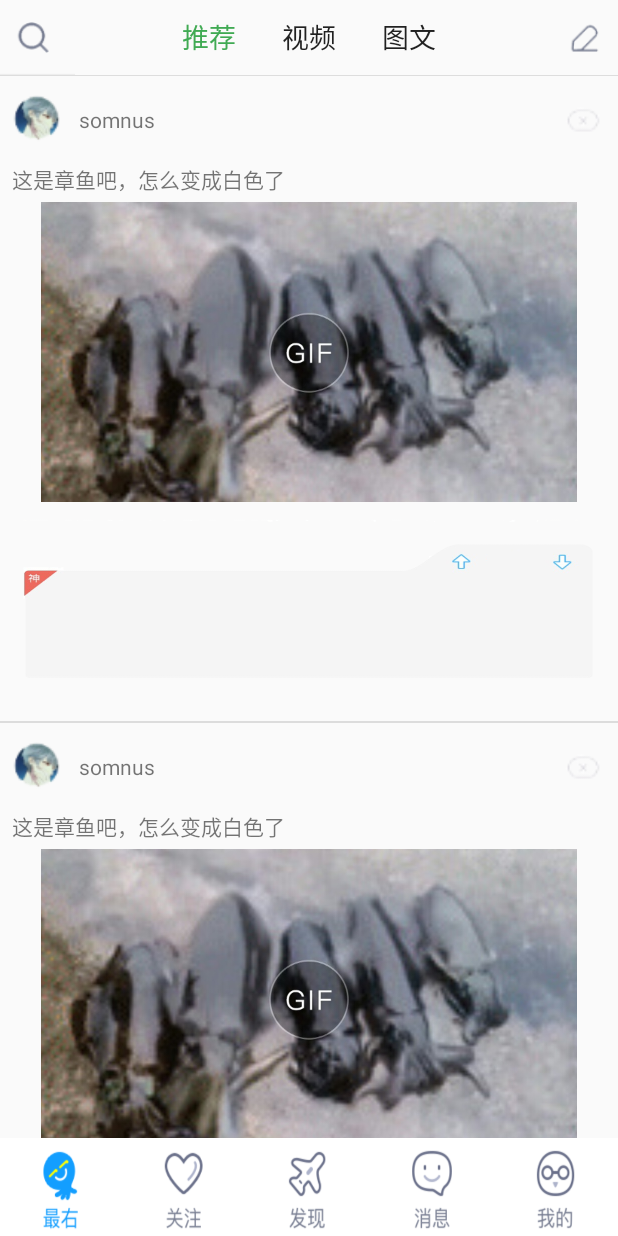
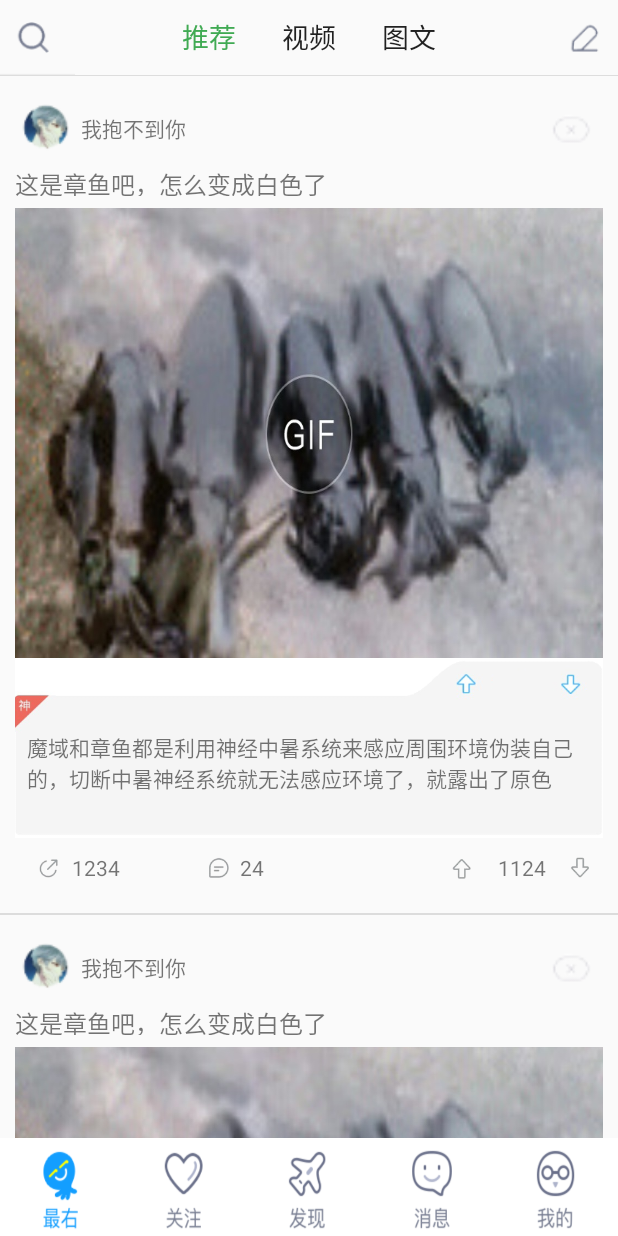
Before and after one commit to somnus-sir/BestRight_1, an Android app: the screen it shows after launch (MainActivity), on a phone screen of 412 x 824 dp. Run offline under Robolectric (Android 15) with nearby library versions, the phone set to English and light mode, and no system bars; libraries missing offline, so code that uses them is left out: com.readystatesoftware.systembartint.

Commit message:
finish item_f11_contains.xml

```diff
--- a/app/src/main/java/com/example/administrator/bestright/fragment/fragment_f1/F1_1_Recommend.java
+++ b/app/src/main/java/com/example/administrator/bestright/fragment/fragment_f1/F1_1_Recommend.java
@@ -16,6 +16,9 @@ import com.example.administrator.bestright.R;
 
 /**
  * Created by Administrator on 2017/6/10 0010.
+ *
+ * 获取数据，填充数据到相应的位置。
+ *
  */
 
 public class F1_1_Recommend extends Fragment {
@@ -33,7 +36,6 @@ public class F1_1_Recommend extends Fragment {
     }
 
     class lvAdapter extends BaseAdapter{
-
         @Override
         public int getCount() {
             return 10;
@@ -56,8 +58,6 @@ public class F1_1_Recommend extends Fragment {
             }
             return convertView;
         }
-
-
     }
 
     public static class ViewHolder{
--- a/app/src/main/res/layout/item_f11_contains.xml
+++ b/app/src/main/res/layout/item_f11_contains.xml
@@ -3,10 +3,9 @@
     android:layout_width="match_parent"
     android:layout_height="match_parent"
     android:orientation="vertical"
-    android:padding="4dp">
+    android:padding="10dp">
 
     <RelativeLayout
-
         android:layout_width="match_parent"
         android:layout_height="50dp">
 
@@ -18,17 +17,18 @@
             android:src="@mipmap/icon" />
 
         <TextView
-            android:layout_width="60dp"
+            android:layout_width="wrap_content"
             android:layout_height="30dp"
             android:layout_centerVertical="true"
             android:layout_margin="4dp"
+            android:textSize="14sp"
             android:layout_toRightOf="@+id/iv_f11_icon"
             android:gravity="center"
-            android:text="somnus" />
+            android:text="我抱不到你" />
 
         <ImageView
-            android:layout_width="26dp"
-            android:layout_height="26dp"
+            android:layout_width="30dp"
+            android:layout_height="30dp"
             android:layout_alignParentRight="true"
             android:layout_centerVertical="true"
             android:layout_margin="6dp"
@@ -38,21 +38,89 @@
     <TextView
         android:layout_width="match_parent"
         android:layout_height="20dp"
-        android:layout_margin="4dp"
         android:text="这是章鱼吧，怎么变成白色了"
-        android:textSize="14sp" />
+        android:textSize="16sp" />
 
 
     <ImageView
         android:id="@+id/imageView"
+        android:layout_marginTop="8dp"
         android:layout_width="match_parent"
-        android:layout_height="200dp"
-        android:layout_margin="2dp"
+        android:layout_height="wrap_content"
+        android:scaleType="fitXY"
         android:src="@mipmap/p_test" />
 
     <RelativeLayout
         android:layout_width="match_parent"
-        android:layout_height="140dp"
-        android:background="@mipmap/p_bg_god"></RelativeLayout>
+        android:layout_height="120dp">
+
+        <ImageView
+            android:scaleType="fitXY"
+            android:layout_width="match_parent"
+            android:layout_height="match_parent"
+            android:src="@mipmap/p_bg_god1" />
+
+        <TextView
+            android:layout_width="match_parent"
+            android:layout_height="100dp"
+            android:layout_alignParentBottom="true"
+            android:layout_centerVertical="true"
+            android:layout_marginLeft="8dp"
+            android:layout_marginRight="8dp"
+            android:gravity="center_vertical"
+            android:text="魔域和章鱼都是利用神经中暑系统来感应周围环境伪装自己的，切断中暑神经系统就无法感应环境了，就露出了原色" />
+    </RelativeLayout>
+
+    <LinearLayout
+        android:layout_width="match_parent"
+        android:orientation="horizontal"
+        android:layout_height="40dp">
+        <ImageView
+            android:layout_marginLeft="8dp"
+            android:layout_width="30dp"
+            android:layout_height="30dp"
+            android:layout_gravity="center_vertical"
+            android:src="@mipmap/p_zhuanfa_bottom"/>
+        <TextView
+            android:layout_width="wrap_content"
+            android:layout_height="match_parent"
+            android:gravity="center_vertical"
+            android:text="1234"/>
+
+        <ImageView
+            android:layout_marginLeft="50dp"
+            android:layout_width="30dp"
+            android:layout_height="30dp"
+            android:layout_gravity="center_vertical"
+            android:src="@mipmap/p_message_bottom"/>
+        <TextView
+            android:layout_width="0dp"
+            android:layout_weight="1"
+            android:layout_height="match_parent"
+            android:gravity="center_vertical"
+            android:text="24"/>
+
+        <ImageView
+            android:layout_marginLeft="50dp"
+            android:layout_width="30dp"
+            android:layout_height="30dp"
+            android:layout_gravity="center_vertical"
+            android:src="@mipmap/p_up_bottom"/>
+
+        <TextView
+            android:layout_margin="8dp"
+            android:layout_width="wrap_content"
+            android:layout_height="match_parent"
+            android:gravity="center_vertical"
+            android:text="1124"/>
+
+
+        <ImageView
+            android:layout_width="30dp"
+            android:layout_height="30dp"
+            android:layout_gravity="center_vertical"
+            android:src="@mipmap/p_bottom_bottom"/>
+
+    </LinearLayout>
 
 </LinearLayout>
```
Also changed, not shown: app/src/main/res/mipmap-xhdpi/p_bg_god1.png (added), app/src/main/res/mipmap-xhdpi/p_bottom_bottom.png (added), app/src/main/res/mipmap-xhdpi/p_message_bottom.png (added), app/src/main/res/mipmap-xhdpi/p_up_bottom.png (added), app/src/main/res/mipmap-xhdpi/p_zhuanfa_bottom.png (added).
